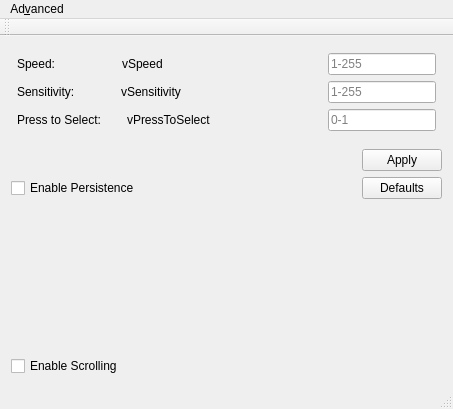
This is mainwindow.ui in afogl001/pkf_trackpoint-qt as Qt 5 draws it before an edit. The edited form follows.
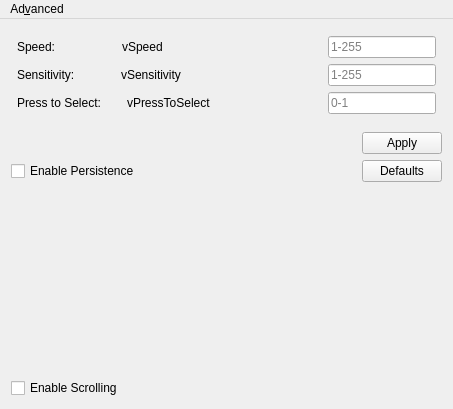
This is the edited form. Icons and pictures are not drawn.

```diff
--- a/mainwindow.ui
+++ b/mainwindow.ui
@@ -329,15 +329,6 @@
    </widget>
    <addaction name="menuAdvanced"/>
   </widget>
-  <widget class="QToolBar" name="mainToolBar">
-   <attribute name="toolBarArea">
-    <enum>TopToolBarArea</enum>
-   </attribute>
-   <attribute name="toolBarBreak">
-    <bool>false</bool>
-   </attribute>
-  </widget>
-  <widget class="QStatusBar" name="statusBar"/>
   <action name="actionToggle_Test_Mode">
    <property name="text">
     <string>&amp;Toggle &quot;Test Mode&quot;</string>
```
Left out of the diff: 2 changed lines with no effect on the pictures.
